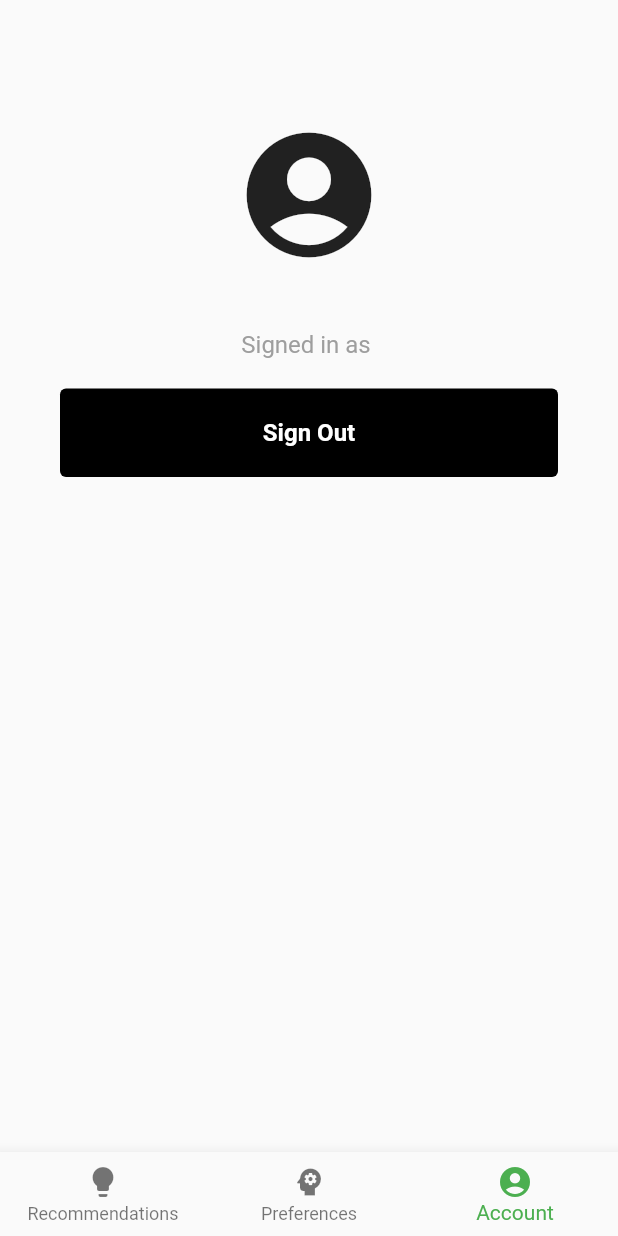
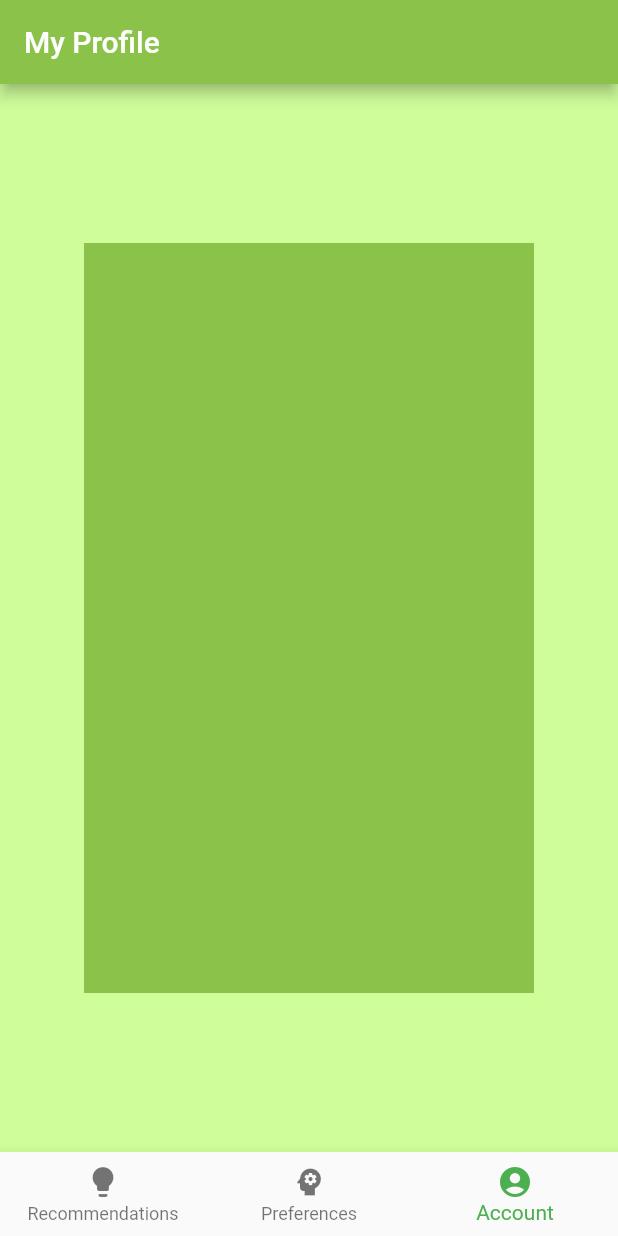
Before and after one commit to nathan-wick/nutrition-ai, a Flutter app: the screen it shows once a user with an empty profile is signed in, item 3 of the bottom bar chosen, on a phone screen of 412 x 824 dp. Run offline on Flutter 3.47's test engine with Material 2 defaults, Android fonts, the phone set to English and light mode, and no system bars; our stand-ins replace firebase_auth, firebase_core; accounts and stored records are empty; network calls fail.

Commit message:
Added Background style and title to account view

```diff
--- a/nutrition_ai/lib/screens/authenticated/account.dart
+++ b/nutrition_ai/lib/screens/authenticated/account.dart
@@ -19,34 +19,30 @@ class _AccountState extends State<Account> {
 
   @override
   Widget build(BuildContext context) {
-    return Scaffold(
-      body: SafeArea(
-        child: Center(
-          child: Column(
-            mainAxisAlignment: MainAxisAlignment.start,
-            children: [
-              const SizedBox(height: 80),
-              const Icon(
-                Icons.account_circle,
-                size: 100,
-              ),
-              const SizedBox(height: 40),
-              Text(
-                'Signed in as ${user.email}',
-                style: const TextStyle(
-                  color: Colors.grey,
-                  fontSize: 16,
-                ),
-              ),
-              const SizedBox(height: 20),
-              MyButton(
-                onTap: signOut,
-                message: 'Sign Out',
-              ),
-            ],
+   const IconData account_circle = IconData(0xe043, fontFamily: 'MaterialIcons');
+
+    return MaterialApp(
+        debugShowCheckedModeBanner: false,
+        home: Scaffold(
+          backgroundColor: const Color.fromARGB(255, 207, 253, 154),
+           appBar: AppBar(
+            title: Text("My Profile"),
+            backgroundColor: Colors.lightGreen,
+
+            ),
+        body: Center(
+          child:Container(
+            height:500,
+            width:300,
+            color: Colors.lightGreen,
+
           ),
+
         ),
-      ),
-    );
+        )
+
+
+        );
+
   }
 }
```
